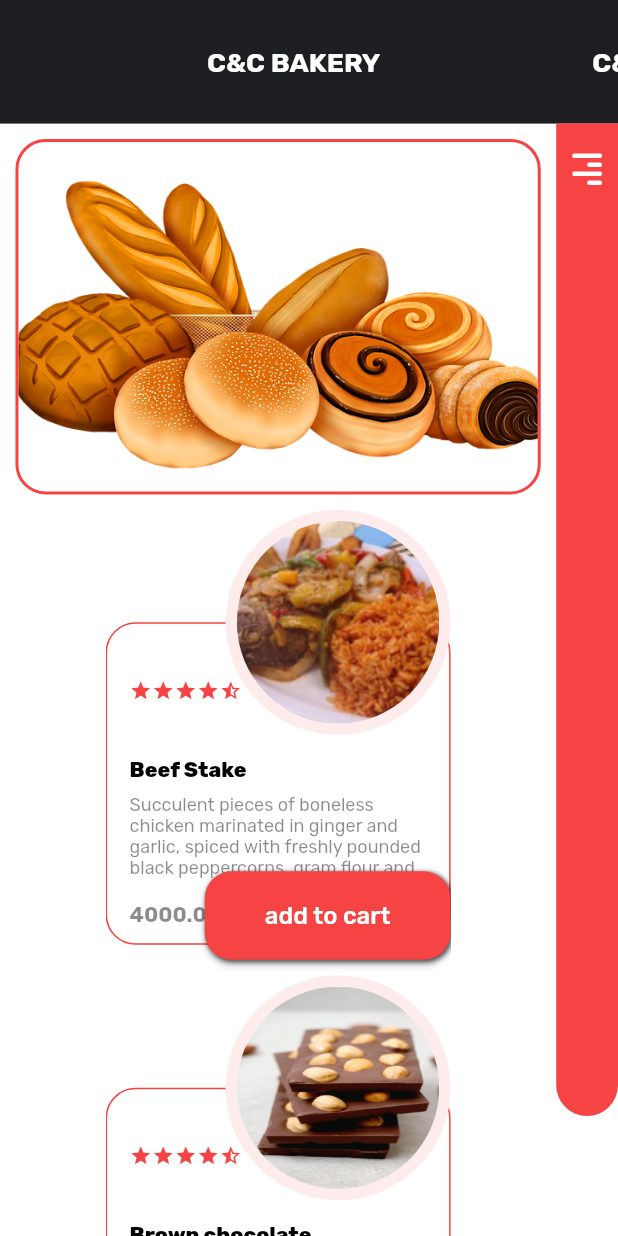
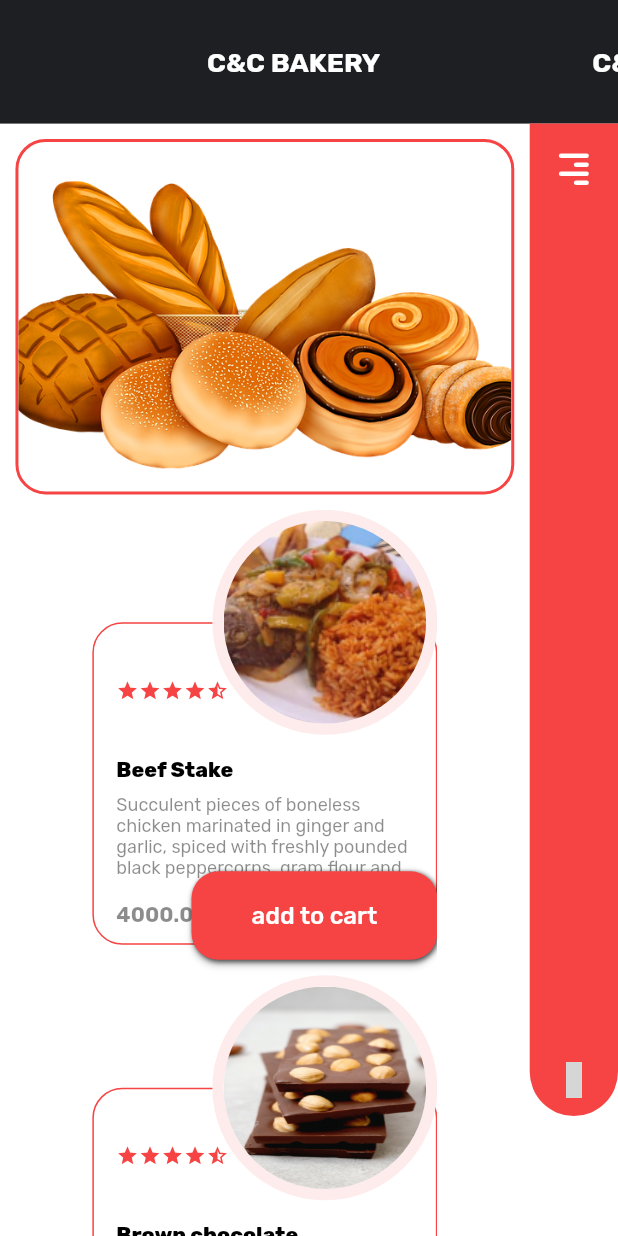
Before and after one commit to kefeh/cbakes, a Flutter app: the LargeHomePage screen opened directly, after a tap on "BAKERY", on a phone screen of 412 x 824 dp. Run offline on Flutter 3.47's test engine with Material 2 defaults, Android fonts, the phone set to English and light mode, and no system bars; drawn by our look-alikes of marquee; our stand-ins replace auto_route, dartz, flutter_hooks, flutter_riverpod, freezed_annotation, google_fonts and 2 more; grey boxes are pictures that could not be loaded.

Commit message:
adds the checkout button

```diff
--- a/lib/checkout/presentation/checkout.dart
+++ b/lib/checkout/presentation/checkout.dart
@@ -128,7 +128,7 @@ class CheckoutLarge extends ConsumerWidget {
             ),
           ),
           SizedBox(
-            width: smallScreen ? widthPropotions : sideBarWidth,
+            width: smallScreen ? (widthPropotions * 10) / 7 : sideBarWidth,
             child: Padding(
               padding: const EdgeInsets.only(bottom: 80.0),
               child: Stack(
@@ -222,7 +222,10 @@ class CheckoutLarge extends ConsumerWidget {
                       ),
                     ),
                   smallScreen
-                      ? Container()
+                      ? const Align(
+                          alignment: Alignment.bottomCenter,
+                          child: CartButton(),
+                        )
                       : Align(
                           alignment: AlignmentDirectional.bottomCenter,
                           child: Padding(
--- a/lib/home/presentation/widgets/buttons.dart
+++ b/lib/home/presentation/widgets/buttons.dart
@@ -1,6 +1,7 @@
 import 'package:cbakes/checkout/application/providers.dart';
 import 'package:flutter/material.dart';
 import 'package:flutter_riverpod/flutter_riverpod.dart';
+import 'package:material_design_icons_flutter/material_design_icons_flutter.dart';
 
 class ButtonMain extends ConsumerWidget {
   const ButtonMain({
@@ -248,3 +249,28 @@ class DroppingButtonSmall extends StatelessWidget {
     );
   }
 }
+
+class CartButton extends StatelessWidget {
+  const CartButton({
+    Key? key,
+    this.onPressed,
+    this.color = Colors.white,
+  }) : super(key: key);
+
+  final void Function()? onPressed;
+  final Color color;
+
+  @override
+  Widget build(BuildContext context) {
+    return ElevatedButton(
+      onPressed: onPressed,
+      style: ButtonStyle(
+        backgroundColor: MaterialStateProperty.all(Colors.transparent),
+      ),
+      child: Icon(
+        MdiIcons.cart,
+        color: color,
+      ),
+    );
+  }
+}
```
Also changed, not shown: lib/home/presentation/screens/small.dart (+2 -12 lines).
